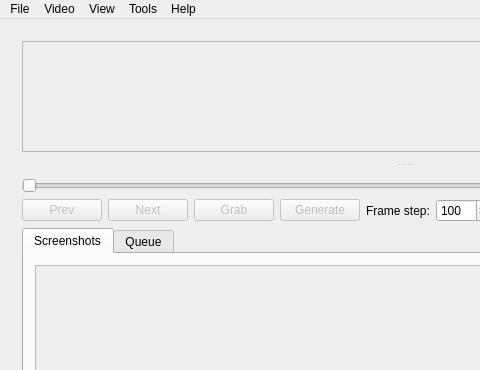
The window that mainwindow.ui (labyrinthofdreams/screenpicker) describes before a commit, drawn with Qt 5; both pictures show x 0 to 480 and y 0 to 370 of the 812 by 521 pixel window.
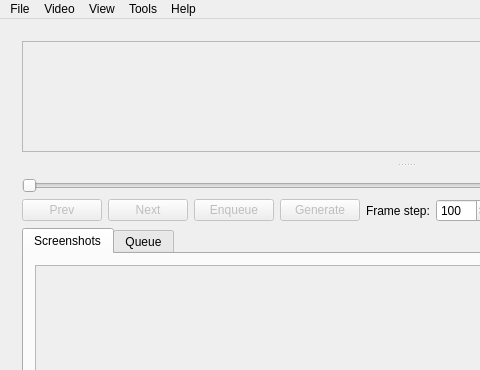
The same window after the commit. Icons and pictures are not drawn. Custom widgets are drawn as their Qt base class.

Commit message: Change Grab to Enqueue for consistency

Patch:
```diff
--- a/mainwindow.ui
+++ b/mainwindow.ui
@@ -198,7 +198,7 @@
              <string>Grab frame</string>
             </property>
             <property name="text">
-             <string>Grab</string>
+             <string>Enqueue</string>
             </property>
             <property name="icon">
              <iconset resource="resources.qrc">
```
Left out of the diff: 2 changed lines with no effect on the pictures.
